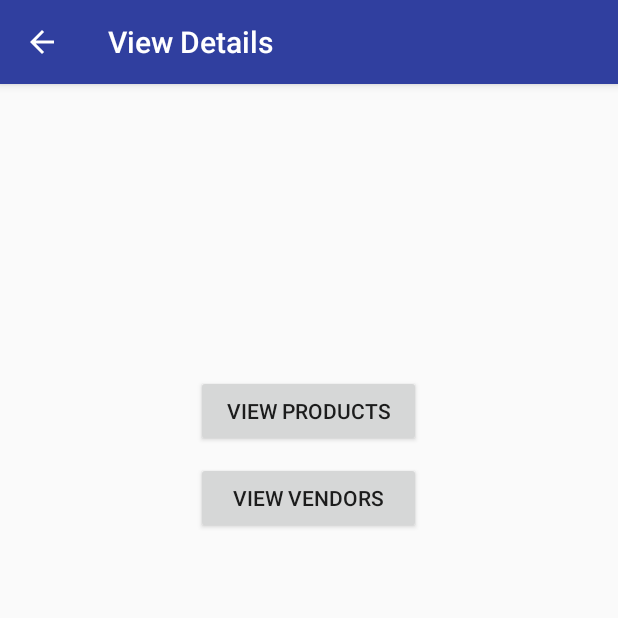
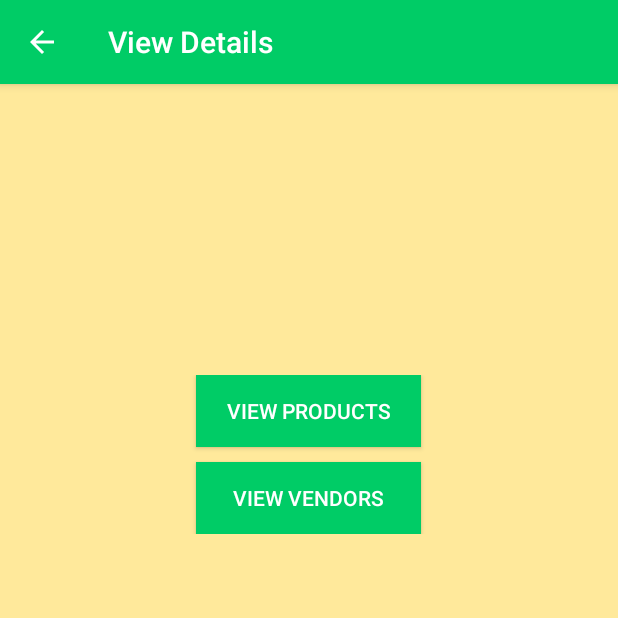
Before and after one commit to LekhaNagarajaiah/FirstSelfAssessmentViewTask, an Android app: the screen it shows after launch (MainActivity), on a phone screen of 412 x 824 dp, the top half of it. Run offline under Robolectric (Android 15) with nearby library versions, the phone set to English and light mode, and no system bars; our stand-ins replace ButterKnife.

```diff
--- a/app/src/main/java/com/example/lekhan/firstselfassessmentviewtask/ApiClient.java
+++ b/app/src/main/java/com/example/lekhan/firstselfassessmentviewtask/Apiclient/ApiClient.java
@@ -1,4 +1,7 @@
-package com.example.lekhan.firstselfassessmentviewtask;
+package com.example.lekhan.firstselfassessmentviewtask.Apiclient;
+
+import com.example.lekhan.firstselfassessmentviewtask.Response.ViewProductDetailsResponse;
+import com.example.lekhan.firstselfassessmentviewtask.Response.ViewVendorDetailsResponse;
 
 import retrofit2.Call;
 import retrofit2.http.GET;
--- a/app/src/main/java/com/example/lekhan/firstselfassessmentviewtask/ViewProductDetailsResponse.java
+++ b/app/src/main/java/com/example/lekhan/firstselfassessmentviewtask/Response/ViewProductDetailsResponse.java
@@ -1,4 +1,4 @@
-package com.example.lekhan.firstselfassessmentviewtask;
+package com.example.lekhan.firstselfassessmentviewtask.Response;
 
 public class ViewProductDetailsResponse {
 
--- a/app/src/main/java/com/example/lekhan/firstselfassessmentviewtask/ViewProductsResponse.java
+++ b/app/src/main/java/com/example/lekhan/firstselfassessmentviewtask/Response/ViewProductsResponse.java
@@ -1,4 +1,4 @@
-package com.example.lekhan.firstselfassessmentviewtask;
+package com.example.lekhan.firstselfassessmentviewtask.Response;
 
 public class ViewProductsResponse {
     private String product_ID,product_name;
--- a/app/src/main/java/com/example/lekhan/firstselfassessmentviewtask/ViewVendorDetailsResponse.java
+++ b/app/src/main/java/com/example/lekhan/firstselfassessmentviewtask/Response/ViewVendorDetailsResponse.java
@@ -1,4 +1,6 @@
-package com.example.lekhan.firstselfassessmentviewtask;
+package com.example.lekhan.firstselfassessmentviewtask.Response;
+
+import com.example.lekhan.firstselfassessmentviewtask.Response.ViewVendorResponse;
 
 public class ViewVendorDetailsResponse {
 
--- a/app/src/main/java/com/example/lekhan/firstselfassessmentviewtask/ViewVendorResponse.java
+++ b/app/src/main/java/com/example/lekhan/firstselfassessmentviewtask/Response/ViewVendorResponse.java
@@ -1,4 +1,4 @@
-package com.example.lekhan.firstselfassessmentviewtask;
+package com.example.lekhan.firstselfassessmentviewtask.Response;
 
 public class ViewVendorResponse {
     private String vendor_ID,vendor_name;
--- a/app/src/main/res/layout/activity_main.xml
+++ b/app/src/main/res/layout/activity_main.xml
@@ -4,7 +4,8 @@
     xmlns:tools="http://schemas.android.com/tools"
     android:layout_width="match_parent"
     android:layout_height="match_parent"
-    tools:context=".MainActivity">
+    tools:context=".MainActivity"
+    android:background="@color/background">
 
     <android.support.design.widget.AppBarLayout
     android:layout_width="match_parent"
@@ -15,7 +16,7 @@
         android:id="@+id/view_main_toolbar"
         android:layout_width="match_parent"
         android:layout_height="?android:attr/actionBarSize"
-        android:background="@color/colorPrimaryDark"
+        android:background="@color/toolbarbackground"
         />
 </android.support.design.widget.AppBarLayout>
 
@@ -30,15 +31,19 @@
     android:id="@+id/viewproduct"
     android:layout_width="150dp"
     android:layout_height="wrap_content"
-    android:text="View Products"/>
+    android:text="@string/viewproductbuttonname"
+       android:textColor="@color/white"
+       android:background="@color/toolbarbackground"/>
 
     <Button
         android:id="@+id/viewvendor"
         android:layout_width="150dp"
         android:layout_height="wrap_content"
-        android:text="View Vendors"
+        android:text="@string/viewvendorbuttonname"
         android:layout_marginTop="10dp"
         android:layout_below="@+id/viewproduct"
+        android:textColor="@color/white"
+        android:background="@color/toolbarbackground"
         />
 
     </LinearLayout>
--- a/app/src/main/res/layout/activity_view_vendor.xml
+++ b/app/src/main/res/layout/activity_view_vendor.xml
@@ -4,7 +4,8 @@
     xmlns:tools="http://schemas.android.com/tools"
     android:layout_width="match_parent"
     android:layout_height="match_parent"
-    tools:context=".ViewVendorActivity">
+    tools:context=".ViewVendorActivity"
+    android:background="@color/background">
     <android.support.design.widget.AppBarLayout
         android:layout_width="match_parent"
         android:layout_height="wrap_content"
@@ -14,7 +15,7 @@
             android:id="@+id/view_vendor_toolbar"
             android:layout_width="match_parent"
             android:layout_height="?android:attr/actionBarSize"
-            android:background="@color/colorPrimaryDark"
+            android:background="@color/toolbarbackground"
             />
     </android.support.design.widget.AppBarLayout>
 
--- a/app/src/main/res/values/colors.xml
+++ b/app/src/main/res/values/colors.xml
@@ -3,4 +3,8 @@
     <color name="colorPrimary">#3F51B5</color>
     <color name="colorPrimaryDark">#303F9F</color>
     <color name="colorAccent">#FF4081</color>
+    <color name="background">#ffe99b</color>
+    <color name="toolbarbackground">#00cc66</color>
+    <color name="white">#ffffff</color>
+
 </resources>
--- a/app/src/main/res/values/strings.xml
+++ b/app/src/main/res/values/strings.xml
@@ -1,3 +1,7 @@
 <resources>
     <string name="app_name">FirstSelfAssessmentViewTask</string>
+    <string name="viewproductbuttonname">VIEW PRODUCTS</string>
+    <string name="viewvendorbuttonname">VIEW VENDORS</string>
+    <string name="viewproductactivitytitle">Product Names</string>
+    <string name="viewvendoractivitytitle">Vendor Names</string>
 </resources>
```
Also changed, not shown: app/src/main/AndroidManifest.xml (+10 -5 lines), app/src/main/java/com/example/lekhan/firstselfassessmentviewtask/Adapter/ViewProductAdapter.java (renamed from app/src/main/java/com/example/lekhan/firstselfassessmentviewtask/ViewProductAdapter.java, +5 -3 lines), app/src/main/java/com/example/lekhan/firstselfassessmentviewtask/Adapter/ViewVendorAdapter.java (renamed from app/src/main/java/com/example/lekhan/firstselfassessmentviewtask/ViewVendorAdapter.java, +5 -2 lines), app/src/main/java/com/example/lekhan/firstselfassessmentviewtask/ViewProductActivity.java (+32 -25 lines), app/src/main/java/com/example/lekhan/firstselfassessmentviewtask/ViewVendorActivity.java (+31 -24 lines), app/src/main/res/layout/activity_view_product.xml (+4 -8 lines).
